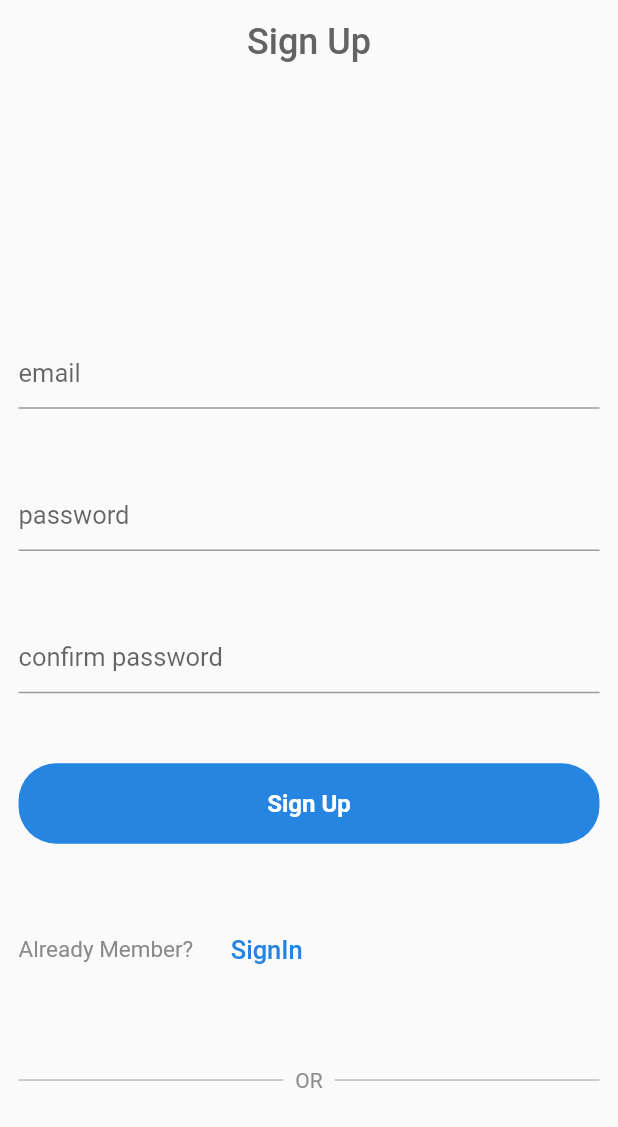
After one commit to bardoun7894/sellUp, a Flutter app: the ClientRegisterScreen screen opened directly, on a phone screen of 412 x 824 dp. The commit adds this screen. Shown: the top 1127 px of the screen. Run offline on Flutter 3.47's test engine with Material 2 defaults, Android fonts, the phone set to English and light mode, and no system bars; our stand-ins replace curved_navigation_bar, font_awesome_flutter, shared_preferences; accounts and stored records are empty; Roboto replaces fonts that are missing (SFPro).

Commit message:
add login and register page

```diff
--- /dev/null
+++ b/lib/auth_screen/register_screen.dart
@@ -0,0 +1,132 @@
+import 'package:flutter/material.dart';
+import 'package:sellusedstuff/utils/screen_size.dart';
+import 'package:sellusedstuff/utils/shared_widget.dart';
+import 'package:shared_preferences/shared_preferences.dart';
+
+
+import '../login_screen.dart';
+import '../mainTheme.dart';
+
+class ClientRegisterScreen extends StatefulWidget {
+  @override
+  _ClientRegisterScreenState createState() => _ClientRegisterScreenState();
+}
+
+class _ClientRegisterScreenState extends State<ClientRegisterScreen> {
+  String email;
+  String password;
+  String passwordConfirm;
+  TextEditingController _emailController = TextEditingController();
+
+  TextEditingController _passwordController = TextEditingController();
+
+  TextEditingController _passwordConfirmController = TextEditingController();
+  WidgetSize fontWidgetSize;
+  SizeConfig sizeConfig;
+  final _formKey = GlobalKey<FormState>();
+
+  @override
+  void dispose() {
+    // TODO: implement dispose
+    super.dispose();
+    _emailController.dispose();
+    _passwordController.dispose();
+    _passwordConfirmController.dispose();
+  }
+
+  @override
+  void initState() {
+    // TODO: implement initState
+    super.initState();
+    SharedPreferences.getInstance().then((sharedPref) {
+      sharedPref.setBool('seen', true);
+    });
+  }
+
+  @override
+  Widget build(BuildContext context) {
+    sizeConfig = SizeConfig(context);
+    fontWidgetSize = WidgetSize(sizeConfig);
+    return Scaffold(
+      appBar: appBar(context, 'Sign Up'),
+      body: Padding(
+        padding: EdgeInsets.only(right: sizeConfig.screenWidth*0.03,left:sizeConfig.screenWidth*0.03,bottom:sizeConfig.screenHeight*0.05),
+        child: Form(
+            key: _formKey,
+            child:
+            Column(
+              mainAxisAlignment: MainAxisAlignment.spaceEvenly,
+              children: <Widget>[
+                SizedBox(
+                  height: 75,
+                ),
+                TextFormField(
+                  style: TextStyle(
+                      fontFamily: 'SFPro',
+                      fontSize: fontWidgetSize.bodyFontSize),
+                  decoration: InputDecoration(
+                    hintText: "email",
+                  ),
+                ),
+                TextFormField(
+                  style: TextStyle(
+                      fontFamily: 'SFPro',
+                      fontSize: fontWidgetSize.bodyFontSize),
+                  decoration: InputDecoration(
+                    hintText: "password",
+                  ),
+                ),
+                TextFormField(
+                  style: TextStyle(
+                      fontFamily: 'SFPro',
+                      fontSize: fontWidgetSize.bodyFontSize),
+                  decoration: InputDecoration(
+                    hintText: "confirm password",
+                  ),
+                ),
+                registerButton(context, 'Sign Up',signUpMethod),
+                Center(
+                  child: Row(
+                    children: <Widget>[
+                      Text(
+                        'Already Member?',
+                        style: TextStyle(
+                            color: Color(0xFF8A8A8A),
+                            fontSize: fontWidgetSize.bodyFontSize - 2,
+                            fontFamily: 'SFPro'),
+                      ),
+                      Padding(padding: EdgeInsets.only(right: 5)),
+                      FlatButton(
+                        child: Text(
+                          'SignIn',
+                          style: TextStyle(
+                              color: mainTheme.primaryColorDark,
+                              fontSize: fontWidgetSize.bodyFontSize,
+                              fontFamily: 'SFPro'),
+                        ),
+                        onPressed: () {
+                          Navigator.of(context).pushReplacement(
+                              MaterialPageRoute(builder: (context) {
+                                return LoginScreen();
+                              }));
+                        },
+                      )
+                    ],
+                  ),
+                ),
+                or(context),
+
+              ],
+            )),
+      ),
+    );
+  }
+  void signUpMethod(){
+    Navigator.of(context).pushReplacement(MaterialPageRoute(builder: (context) {
+      return LoginScreen();
+    }));
+  }
+
+
+
+}
--- /dev/null
+++ b/lib/utils/shared_widget.dart
@@ -0,0 +1,65 @@
+import 'package:flutter/material.dart';
+import 'package:sellusedstuff/utils/screen_size.dart';
+
+
+import '../mainTheme.dart';
+WidgetSize fontWidgetSize ;
+SizeConfig sizeConfig;
+
+Widget appBar(BuildContext context, title){
+
+  sizeConfig=SizeConfig(context);
+  fontWidgetSize=WidgetSize(sizeConfig);
+  return AppBar(
+      elevation: 0,
+      backgroundColor: Colors.transparent,
+      centerTitle: true,
+      title:  Text(title, style: Theme.of(context)
+            .textTheme
+            .title
+            .copyWith(color: Color(0xFF636363),fontSize: fontWidgetSize.titleFontSize),
+        ),
+
+  );
+}
+Widget divider(BuildContext context){
+
+  return  Container(
+    height: 1,
+    color: Colors.grey.shade400,
+  );
+}
+
+Widget registerButton(BuildContext context,title,onPressed) {
+  return  Container(
+    width: double.infinity,
+    height: sizeConfig.screenHeight*.065,
+    child: FlatButton(
+        onPressed:onPressed,
+        shape: RoundedRectangleBorder(
+            borderRadius: BorderRadius.all(Radius.circular(25))),
+        color: mainTheme.primaryColorDark,
+        child: Text(title,
+          style: TextStyle(
+              fontFamily: 'SFPro',
+              fontWeight: FontWeight.bold,
+              fontSize: fontWidgetSize.bodyFontSize - 1,
+              color: Colors.white),
+        )),
+  ) ;
+}
+Widget or(BuildContext context) {
+  return Row(
+    children: <Widget>[
+      Flexible(child: divider(context)),
+      Padding(
+        padding: const EdgeInsets.all(8.0),
+        child: Text(
+          'OR',
+          style: TextStyle( fontSize:fontWidgetSize.bodyFontSize-3,  fontFamily: 'SFPro',color: Color(0xFF8A8A8A)),
+        ),
+      ),
+      Flexible(child: divider(context)),
+    ],
+  );
+}
```
Also changed, not shown: lib/home_page.dart (+7 -3 lines), lib/login_screen.dart (+81 -2 lines).
